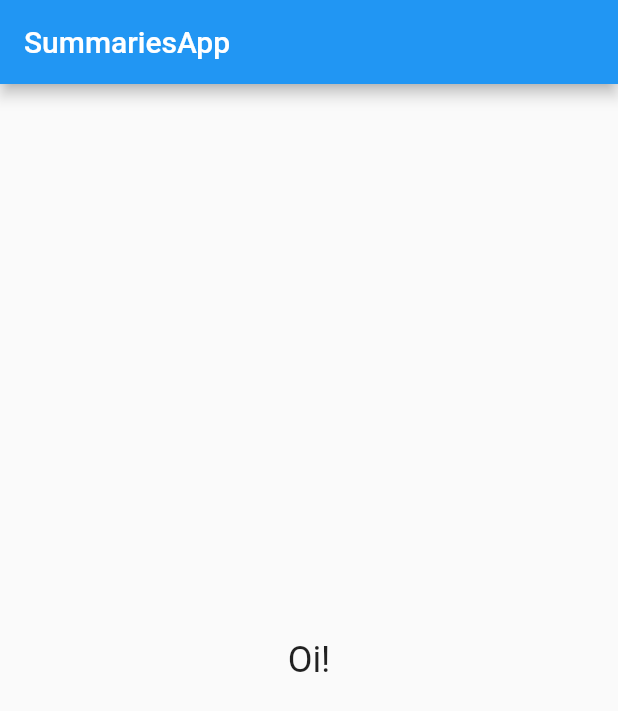
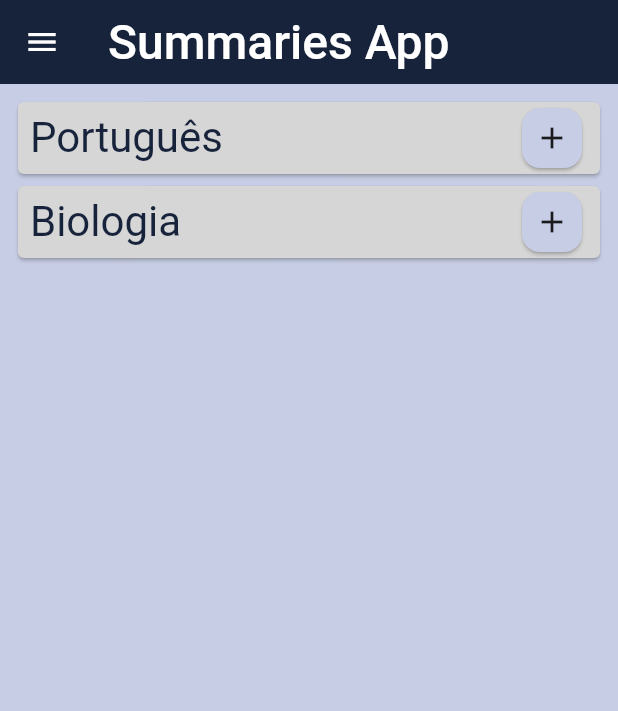
Before and after one commit to EmanuelCezardm/SummariesApp, a Flutter app: the screen it shows after launch, on a phone screen of 412 x 824 dp. Shown: the top 711 px of the screen. Run offline on Flutter 3.47's test engine with Material 2 defaults, Android fonts, the phone set to English and light mode, and no system bars.

Commit message:
Add: widgets of cards and text. Update: homePage

```diff
--- a/lib/main.dart
+++ b/lib/main.dart
@@ -1,5 +1,6 @@
 import 'package:flutter/material.dart';
 import 'package:summaries_app/ui/screens/home_page.dart';
+import 'package:summaries_app/ui/styles/app_theme.dart';
 
 void main() {
   runApp(const MyApp());
@@ -12,9 +13,7 @@ class MyApp extends StatelessWidget {
     return MaterialApp(
       debugShowCheckedModeBanner: false,
       title: 'Summaries App',
-      theme: ThemeData(
-        primarySwatch: Colors.blue,
-      ),
+      theme: AppTheme.theme,
       routes: {
         'home': (context) => const HomePage(),
       },
--- a/lib/ui/screens/home_page.dart
+++ b/lib/ui/screens/home_page.dart
@@ -1,24 +1,70 @@
 import 'package:flutter/cupertino.dart';
 import 'package:flutter/material.dart';
+import 'package:summaries_app/ui/styles/app_colors.dart';
+import 'package:summaries_app/ui/widgets/app_card.dart';
+import 'package:summaries_app/ui/widgets/app_text.dart';
 
 class HomePage extends StatelessWidget {
   const HomePage({Key? key}) : super(key: key);
 
+  final bool isAdmin = false;
+
   @override
   Widget build(BuildContext context) {
-    return SafeArea(
-        child: Scaffold(
+    return Scaffold(
       appBar: AppBar(
-        title: const Text('SummariesApp'),
+        title: Row(
+          mainAxisAlignment: MainAxisAlignment.spaceBetween,
+          children: [
+            const AppText(
+              text: "Summaries App",
+              fontsize: 32,
+            ),
+            _makeNotiButton(),
+          ],
+        ),
+        elevation: 0,
       ),
-      body: const Center(
-        child: Text(
-          'Oi!',
-          style: TextStyle(
-            fontSize: 24,
-          ),
+      drawer: Drawer(
+        child: Container(
+          color: AppColors.background,
         ),
       ),
-    ));
+      body: Padding(
+        padding: const EdgeInsets.fromLTRB(8, 8, 8, 0),
+        child: Column(
+          children: [
+            GestureDetector(
+              child: const AppCard(
+                text: "Português",
+                fontsize: 28,
+              ),
+            ),
+            GestureDetector(
+              child: const AppCard(
+                text: "Biologia",
+                fontsize: 28,
+              ),
+            ),
+          ],
+        ),
+      ),
+    );
+  }
+
+  _makeNotiButton() {
+    if (isAdmin) {
+      return IconButton(
+        onPressed: () {
+          debugPrint("noti button");
+        },
+        splashRadius: 16,
+        icon: const Icon(
+          Icons.notifications,
+        ),
+      );
+    } else {
+      return Container();
+    }
   }
 }
--- /dev/null
+++ b/lib/ui/styles/app_colors.dart
@@ -0,0 +1,10 @@
+import 'package:flutter/cupertino.dart';
+
+class AppColors {
+  static const Color background = Color(0xFFC7CDE4);
+  static const Color offWhite = Color(0xFFD6D6D6);
+  static const Color cinza = Color(0xFFc3c8d1);
+  static const Color rose = Color(0xFFFF6768);
+  static const Color darkBlue = Color(0xFF17223B);
+  static const Color blue = Color(0xFF263859);
+}
--- /dev/null
+++ b/lib/ui/styles/app_theme.dart
@@ -0,0 +1,20 @@
+import 'package:flutter/material.dart';
+import 'package:summaries_app/ui/styles/app_colors.dart';
+
+class AppTheme {
+  static ThemeData get theme {
+    return ThemeData(
+      scaffoldBackgroundColor: AppColors.background,
+      primaryColor: AppColors.darkBlue,
+      textTheme: const TextTheme(
+        bodyText2: TextStyle(
+          fontSize: 18,
+          color: AppColors.darkBlue,
+        ),
+      ),
+      /*iconTheme: IconThemeData(
+        color: Colors.white70,
+      ),*/
+    );
+  }
+}
--- /dev/null
+++ b/lib/ui/widgets/app_card.dart
@@ -0,0 +1,71 @@
+import 'package:flutter/cupertino.dart';
+import 'package:flutter/material.dart';
+import 'package:summaries_app/ui/styles/app_colors.dart';
+import 'package:summaries_app/ui/widgets/app_text.dart';
+
+class AppCard extends StatelessWidget {
+  final String text;
+  final bool addIcon;
+  final double fontsize;
+
+  const AppCard({
+    Key? key,
+    required this.text,
+    required this.fontsize,
+    this.addIcon = true,
+  }) : super(key: key);
+
+  @override
+  Widget build(BuildContext context) {
+    return Card(
+      color: AppColors.offWhite,
+      child: Padding(
+        padding: addIcon
+            ? const EdgeInsets.symmetric(horizontal: 8)
+            : const EdgeInsets.symmetric(horizontal: 8, vertical: 8),
+        child: Column(
+          mainAxisSize: MainAxisSize.min,
+          mainAxisAlignment: MainAxisAlignment.start,
+          crossAxisAlignment: CrossAxisAlignment.center,
+          children: [
+            Row(
+              mainAxisAlignment: MainAxisAlignment.spaceBetween,
+              children: [
+                Title(
+                  color: Colors.amber,
+                  child: AppText(
+                    text: text,
+                    fontsize: fontsize,
+                  ),
+                ),
+                _makeIcon(context, addIcon),
+              ],
+            ),
+          ],
+        ),
+      ),
+    );
+  }
+
+  _makeIcon(BuildContext context, bool addIcon) {
+    if (addIcon) {
+      return Card(
+        color: AppColors.background,
+        shape: RoundedRectangleBorder(
+          borderRadius: BorderRadius.circular(12),
+        ),
+        child: GestureDetector(
+          /*onTap: () {
+          Navigator.pushNamed(context, '/');
+        },*/
+          child: Container(
+            padding: const EdgeInsets.all(8),
+            child: const Icon(Icons.add),
+          ),
+        ),
+      );
+    } else {
+      return Container();
+    }
+  }
+}
--- /dev/null
+++ b/lib/ui/widgets/app_text.dart
@@ -0,0 +1,26 @@
+import 'package:flutter/cupertino.dart';
+
+class AppText extends StatelessWidget {
+  final String text;
+  final double fontsize;
+
+  const AppText({
+    Key? key,
+    this.text = '',
+    this.fontsize = 16,
+  }) : super(key: key);
+
+  @override
+  Widget build(BuildContext context) {
+    return Column(
+      children: [
+        Text(
+          text,
+          style: TextStyle(
+            fontSize: fontsize,
+          ),
+        ),
+      ],
+    );
+  }
+}
```
Also changed, not shown: 2 other files.
